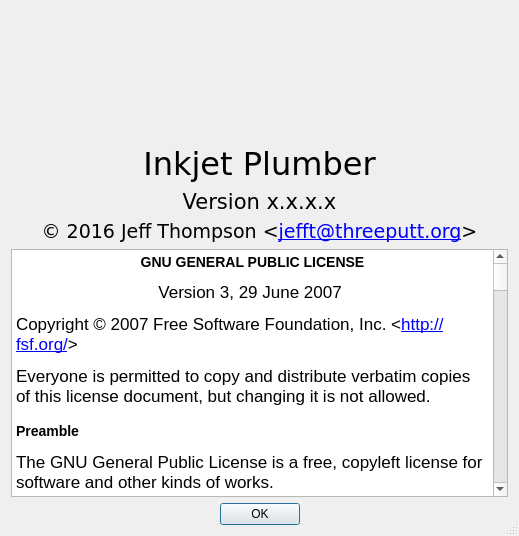
Old version of the form src/aboutdialog.ui in the repository leftytennis/InkjetPlumber.
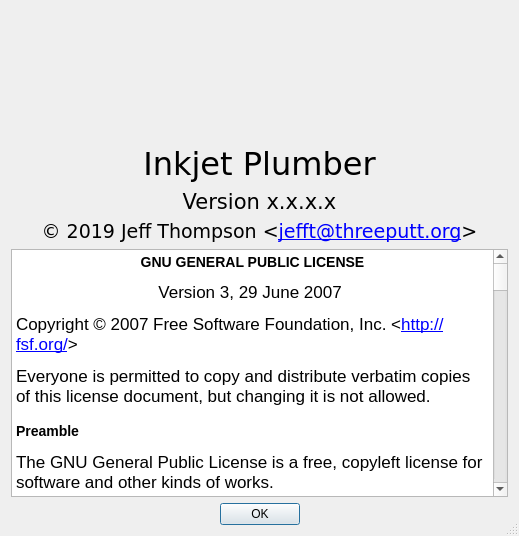
New version of the form. Icons and pictures are not drawn.

```diff
--- a/src/aboutdialog.ui
+++ b/src/aboutdialog.ui
@@ -135,7 +135,7 @@
 &lt;html&gt;&lt;head&gt;&lt;meta name=&quot;qrichtext&quot; content=&quot;1&quot; /&gt;&lt;style type=&quot;text/css&quot;&gt;
 p, li { white-space: pre-wrap; }
 &lt;/style&gt;&lt;/head&gt;&lt;body style=&quot; font-family:'Verdana'; font-size:14pt; font-weight:400; font-style:normal;&quot;&gt;
-&lt;p style=&quot; margin-top:12px; margin-bottom:12px; margin-left:0px; margin-right:0px; -qt-block-indent:0; text-indent:0px;&quot;&gt;© 2016 Jeff Thompson &amp;lt;&lt;a href=&quot;mailto:jefft@threeputt.org&quot;&gt;&lt;span style=&quot; text-decoration: underline; color:#0000ff;&quot;&gt;jefft@threeputt.org&lt;/span&gt;&lt;/a&gt;&amp;gt;&lt;/p&gt;&lt;/body&gt;&lt;/html&gt;</string>
+&lt;p style=&quot; margin-top:12px; margin-bottom:12px; margin-left:0px; margin-right:0px; -qt-block-indent:0; text-indent:0px;&quot;&gt;© 2019 Jeff Thompson &amp;lt;&lt;a href=&quot;mailto:jefft@threeputt.org&quot;&gt;&lt;span style=&quot; text-decoration: underline; color:#0000ff;&quot;&gt;jefft@threeputt.org&lt;/span&gt;&lt;/a&gt;&amp;gt;&lt;/p&gt;&lt;/body&gt;&lt;/html&gt;</string>
      </property>
      <property name="textFormat">
       <enum>Qt::RichText</enum>
```
